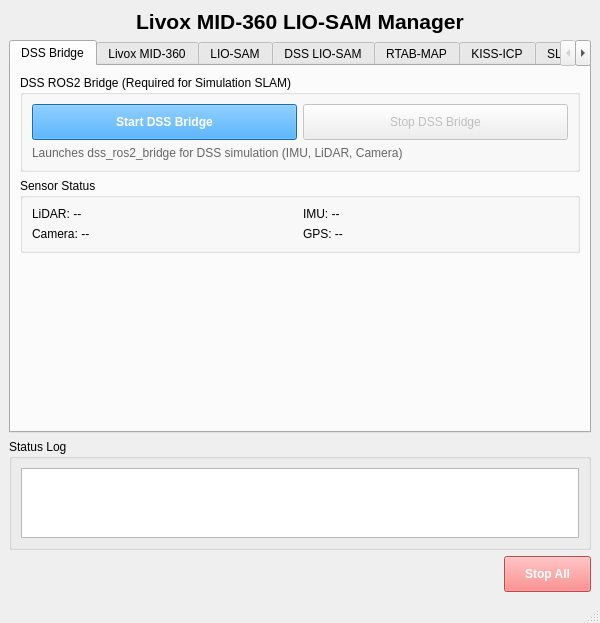
This is Tools/slam_launch_manager/slam_launch_manager/ui/slam_launch_manager.ui in kuks2309/DSS_ROS2_2026 as Qt 5 draws it before an edit. The edited form follows.
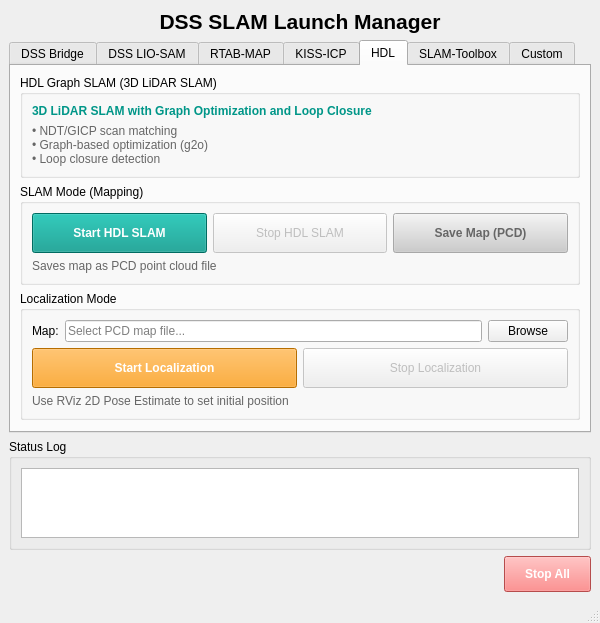
This is the edited form. The open tabs and pages were chosen to show the change.

Commit message:
Remove Livox MID-360 support from slam_launch_manager
- Remove livox, liosam, liosam_loc process/launch entries
- Remove auto-detect for Livox and livox_lio_sam paths
- Remove on_start/stop_livox and on_start/stop_liosam functions
- Add HDL Graph SLAM support
- Keep DSS LIO-SAM for simulation environment

🤖 Generated with [Claude Code](https://claude.com/claude-code)

```diff
--- a/Tools/slam_launch_manager/slam_launch_manager/ui/slam_launch_manager.ui
+++ b/Tools/slam_launch_manager/slam_launch_manager/ui/slam_launch_manager.ui
@@ -25,7 +25,7 @@
        </font>
       </property>
       <property name="text">
-       <string>Livox MID-360 LIO-SAM Manager</string>
+       <string>DSS SLAM Launch Manager</string>
       </property>
       <property name="alignment">
        <set>Qt::AlignCenter</set>
@@ -156,283 +156,7 @@
         </item>
        </layout>
       </widget>
-      <!-- Tab 1: Livox MID-360 -->
-      <widget class="QWidget" name="tabLivox">
-       <attribute name="title">
-        <string>Livox MID-360</string>
-       </attribute>
-       <layout class="QVBoxLayout" name="layoutLivox">
-        <item>
-         <widget class="QGroupBox" name="livoxControlGroup">
-          <property name="title">
-           <string>Livox MID-360 LiDAR Driver (Required for SLAM)</string>
-          </property>
-          <layout class="QVBoxLayout" name="layoutLivoxControl">
-           <item>
-            <layout class="QHBoxLayout" name="layoutLivoxButtons">
-             <item>
-              <widget class="QPushButton" name="btnStartLivox">
-               <property name="styleSheet">
-                <string notr="true">
-QPushButton {
-    background-color: #2196F3;
-    color: white;
-    font-weight: bold;
-    padding: 10px;
-}
-QPushButton:disabled {
-    background-color: #cccccc;
-    color: #666666;
-}
-                </string>
-               </property>
-               <property name="text">
-                <string>Start Livox Driver</string>
-               </property>
-              </widget>
-             </item>
-             <item>
-              <widget class="QPushButton" name="btnStopLivox">
-               <property name="enabled">
-                <bool>false</bool>
-               </property>
-               <property name="styleSheet">
-                <string notr="true">
-QPushButton {
-    padding: 10px;
-}
-                </string>
-               </property>
-               <property name="text">
-                <string>Stop Livox Driver</string>
-               </property>
-              </widget>
-             </item>
-            </layout>
-           </item>
-           <item>
-            <widget class="QLabel" name="lblLivoxInfo">
-             <property name="text">
-              <string>Launches livox_ros_driver2 for Livox MID-360</string>
-             </property>
-             <property name="styleSheet">
-              <string notr="true">color: #666666;</string>
-             </property>
-            </widget>
-           </item>
-          </layout>
-         </widget>
-        </item>
-        <item>
-         <spacer name="verticalSpacerLivox">
-          <property name="orientation">
-           <enum>Qt::Vertical</enum>
-          </property>
-          <property name="sizeHint" stdset="0">
-           <size>
-            <width>20</width>
-            <height>40</height>
-           </size>
-          </property>
-         </spacer>
-        </item>
-       </layout>
-      </widget>
-      <!-- Tab 2: LIO-SAM -->
-      <widget class="QWidget" name="tabLioSam">
-       <attribute name="title">
-        <string>LIO-SAM</string>
-       </attribute>
-       <layout class="QVBoxLayout" name="layoutLioSam">
-        <item>
-         <widget class="QGroupBox" name="liosamInfoGroup">
-          <property name="title">
-           <string>LIO-SAM (LiDAR + IMU SLAM)</string>
-          </property>
-          <layout class="QVBoxLayout" name="layoutLioSamInfo">
-           <item>
-            <widget class="QLabel" name="lblLioSamInfo">
-             <property name="text">
-              <string>3D LiDAR-Inertial Odometry via Smoothing and Mapping</string>
-             </property>
-             <property name="styleSheet">
-              <string notr="true">color: #4CAF50; font-weight: bold;</string>
-             </property>
-            </widget>
-           </item>
-          </layout>
-         </widget>
-        </item>
-        <item>
-         <widget class="QGroupBox" name="liosamSlamGroup">
-          <property name="title">
-           <string>SLAM Mode (Mapping)</string>
-          </property>
-          <layout class="QHBoxLayout" name="layoutLioSamSlam">
-           <item>
-            <widget class="QPushButton" name="btnStartLioSam">
-             <property name="minimumSize">
-              <size>
-               <width>150</width>
-               <height>40</height>
-              </size>
-             </property>
-             <property name="enabled">
-              <bool>false</bool>
-             </property>
-             <property name="styleSheet">
-              <string notr="true">
-QPushButton {
-    background-color: #9C27B0;
-    color: white;
-    font-weight: bold;
-    padding: 10px;
-}
-QPushButton:disabled {
-    background-color: #cccccc;
-    color: #666666;
-}
-              </string>
-             </property>
-             <property name="text">
-              <string>Start SLAM</string>
-             </property>
-            </widget>
-           </item>
-           <item>
-            <widget class="QPushButton" name="btnStopLioSam">
-             <property name="minimumSize">
-              <size>
-               <width>150</width>
-               <height>40</height>
-              </size>
-             </property>
-             <property name="enabled">
-              <bool>false</bool>
-             </property>
-             <property name="styleSheet">
-              <string notr="true">
-QPushButton {
-    padding: 10px;
-}
-              </string>
-             </property>
-             <property name="text">
-              <string>Stop SLAM</string>
-             </property>
-            </widget>
-           </item>
-           <item>
-            <widget class="QPushButton" name="btnSaveLioSamMap">
-             <property name="minimumSize">
-              <size>
-               <width>150</width>
-               <height>40</height>
-              </size>
-             </property>
-             <property name="enabled">
-              <bool>false</bool>
-             </property>
-             <property name="styleSheet">
-              <string notr="true">
-QPushButton {
-    background-color: #4CAF50;
-    color: white;
-    font-weight: bold;
-    padding: 10px;
-}
-QPushButton:disabled {
-    background-color: #cccccc;
-    color: #666666;
-}
-              </string>
-             </property>
-             <property name="text">
-              <string>Save Map</string>
-             </property>
-            </widget>
-           </item>
-          </layout>
-         </widget>
-        </item>
-        <item>
-         <widget class="QGroupBox" name="liosamLocGroup">
-          <property name="title">
-           <string>Localization Mode</string>
-          </property>
-          <layout class="QHBoxLayout" name="layoutLioSamLoc">
-           <item>
-            <widget class="QPushButton" name="btnStartLioSamLoc">
-             <property name="minimumSize">
-              <size>
-               <width>150</width>
-               <height>40</height>
-              </size>
-             </property>
-             <property name="enabled">
-              <bool>false</bool>
-             </property>
-             <property name="styleSheet">
-              <string notr="true">
-QPushButton {
-    background-color: #FF9800;
-    color: white;
-    font-weight: bold;
-    padding: 10px;
-}
-QPushButton:disabled {
-    background-color: #cccccc;
-    color: #666666;
-}
-              </string>
-             </property>
-             <property name="text">
-              <string>Start Localization</string>
-             </property>
-            </widget>
-           </item>
-           <item>
-            <widget class="QPushButton" name="btnStopLioSamLoc">
-             <property name="minimumSize">
-              <size>
-               <width>150</width>
-               <height>40</height>
-              </size>
-             </property>
-             <property name="enabled">
-              <bool>false</bool>
-             </property>
-             <property name="styleSheet">
-              <string notr="true">
-QPushButton {
-    padding: 10px;
-}
-              </string>
-             </property>
-             <property name="text">
-              <string>Stop Localization</string>
-             </property>
-            </widget>
-           </item>
-          </layout>
-         </widget>
-        </item>
-        <item>
-         <spacer name="verticalSpacerLioSam">
-          <property name="orientation">
-           <enum>Qt::Vertical</enum>
-          </property>
-          <property name="sizeHint" stdset="0">
-           <size>
-            <width>20</width>
-            <height>40</height>
-           </size>
-          </property>
-         </spacer>
-        </item>
-       </layout>
-      </widget>
-      <!-- Tab 3: DSS LIO-SAM -->
+      <!-- Tab 1: DSS LIO-SAM -->
       <widget class="QWidget" name="tabDssLioSam">
        <attribute name="title">
         <string>DSS LIO-SAM</string>
@@ -1098,7 +822,266 @@
         </item>
        </layout>
       </widget>
-      <!-- Tab 6: SLAM-Toolbox -->
+      <!-- Tab 6: HDL Graph SLAM -->
+      <widget class="QWidget" name="tabHdl">
+       <attribute name="title">
+        <string>HDL</string>
+       </attribute>
+       <layout class="QVBoxLayout" name="layoutHdl">
+        <item>
+         <widget class="QGroupBox" name="hdlInfoGroup">
+          <property name="title">
+           <string>HDL Graph SLAM (3D LiDAR SLAM)</string>
+          </property>
+          <layout class="QVBoxLayout" name="layoutHdlInfo">
+           <item>
+            <widget class="QLabel" name="lblHdlInfo">
+             <property name="text">
+              <string>3D LiDAR SLAM with Graph Optimization and Loop Closure</string>
+             </property>
+             <property name="styleSheet">
+              <string notr="true">color: #009688; font-weight: bold;</string>
+             </property>
+            </widget>
+           </item>
+           <item>
+            <widget class="QLabel" name="lblHdlDesc">
+             <property name="text">
+              <string>• NDT/GICP scan matching
+• Graph-based optimization (g2o)
+• Loop closure detection</string>
+             </property>
+             <property name="styleSheet">
+              <string notr="true">color: #666666;</string>
+             </property>
+            </widget>
+           </item>
+          </layout>
+         </widget>
+        </item>
+        <item>
+         <widget class="QGroupBox" name="hdlSlamGroup">
+          <property name="title">
+           <string>SLAM Mode (Mapping)</string>
+          </property>
+          <layout class="QVBoxLayout" name="layoutHdlSlamMain">
+           <item>
+            <layout class="QHBoxLayout" name="layoutHdlSlam">
+             <item>
+              <widget class="QPushButton" name="btnStartHdlSlam">
+               <property name="minimumSize">
+                <size>
+                 <width>150</width>
+                 <height>40</height>
+                </size>
+               </property>
+               <property name="styleSheet">
+                <string notr="true">
+QPushButton {
+    background-color: #009688;
+    color: white;
+    font-weight: bold;
+    padding: 10px;
+}
+QPushButton:disabled {
+    background-color: #cccccc;
+    color: #666666;
+}
+                </string>
+               </property>
+               <property name="text">
+                <string>Start HDL SLAM</string>
+               </property>
+              </widget>
+             </item>
+             <item>
+              <widget class="QPushButton" name="btnStopHdlSlam">
+               <property name="minimumSize">
+                <size>
+                 <width>150</width>
+                 <height>40</height>
+                </size>
+               </property>
+               <property name="enabled">
+                <bool>false</bool>
+               </property>
+               <property name="styleSheet">
+                <string notr="true">
+QPushButton {
+    padding: 10px;
+}
+                </string>
+               </property>
+               <property name="text">
+                <string>Stop HDL SLAM</string>
+               </property>
+              </widget>
+             </item>
+             <item>
+              <widget class="QPushButton" name="btnSaveHdlMap">
+               <property name="minimumSize">
+                <size>
+                 <width>150</width>
+                 <height>40</height>
+                </size>
+               </property>
+               <property name="enabled">
+                <bool>false</bool>
+               </property>
+               <property name="styleSheet">
+                <string notr="true">
+QPushButton {
+    background-color: #4CAF50;
+    color: white;
+    font-weight: bold;
+    padding: 10px;
+}
+QPushButton:disabled {
+    background-color: #cccccc;
+    color: #666666;
+}
+                </string>
+               </property>
+               <property name="text">
+                <string>Save Map (PCD)</string>
+               </property>
+              </widget>
+             </item>
+            </layout>
+           </item>
+           <item>
+            <widget class="QLabel" name="lblHdlSlamInfo">
+             <property name="text">
+              <string>Saves map as PCD point cloud file</string>
+             </property>
+             <property name="styleSheet">
+              <string notr="true">color: #666666;</string>
+             </property>
+            </widget>
+           </item>
+          </layout>
+         </widget>
+        </item>
+        <item>
+         <widget class="QGroupBox" name="hdlLocGroup">
+          <property name="title">
+           <string>Localization Mode</string>
+          </property>
+          <layout class="QVBoxLayout" name="layoutHdlLocMain">
+           <item>
+            <layout class="QHBoxLayout" name="layoutHdlMapSelect">
+             <item>
+              <widget class="QLabel" name="lblHdlMap">
+               <property name="text">
+                <string>Map:</string>
+               </property>
+              </widget>
+             </item>
+             <item>
+              <widget class="QLineEdit" name="txtHdlMapPath">
+               <property name="placeholderText">
+                <string>Select PCD map file...</string>
+               </property>
+              </widget>
+             </item>
+             <item>
+              <widget class="QPushButton" name="btnBrowseHdlMap">
+               <property name="minimumSize">
+                <size>
+                 <width>80</width>
+                 <height>0</height>
+                </size>
+               </property>
+               <property name="text">
+                <string>Browse</string>
+               </property>
+              </widget>
+             </item>
+            </layout>
+           </item>
+           <item>
+            <layout class="QHBoxLayout" name="layoutHdlLoc">
+             <item>
+              <widget class="QPushButton" name="btnStartHdlLoc">
+               <property name="minimumSize">
+                <size>
+                 <width>150</width>
+                 <height>40</height>
+                </size>
+               </property>
+               <property name="styleSheet">
+                <string notr="true">
+QPushButton {
+    background-color: #FF9800;
+    color: white;
+    font-weight: bold;
+    padding: 10px;
+}
+QPushButton:disabled {
+    background-color: #cccccc;
+    color: #666666;
+}
+                </string>
+               </property>
+               <property name="text">
+                <string>Start Localization</string>
+               </property>
+              </widget>
+             </item>
+             <item>
+              <widget class="QPushButton" name="btnStopHdlLoc">
+               <property name="minimumSize">
+                <size>
+                 <width>150</width>
+                 <height>40</height>
+                </size>
+               </property>
+               <property name="enabled">
+                <bool>false</bool>
+               </property>
+               <property name="styleSheet">
+                <string notr="true">
+QPushButton {
+    padding: 10px;
+}
+                </string>
+               </property>
+               <property name="text">
+                <string>Stop Localization</string>
+               </property>
+              </widget>
+             </item>
+            </layout>
+           </item>
+           <item>
+            <widget class="QLabel" name="lblHdlLocInfo">
+             <property name="text">
+              <string>Use RViz 2D Pose Estimate to set initial position</string>
+             </property>
+             <property name="styleSheet">
+              <string notr="true">color: #666666;</string>
+             </property>
+            </widget>
+           </item>
+          </layout>
+         </widget>
+        </item>
+        <item>
+         <spacer name="verticalSpacerHdl">
+          <property name="orientation">
+           <enum>Qt::Vertical</enum>
+          </property>
+          <property name="sizeHint" stdset="0">
+           <size>
+            <width>20</width>
+            <height>40</height>
+           </size>
+          </property>
+         </spacer>
+        </item>
+       </layout>
+      </widget>
+      <!-- Tab 7: SLAM-Toolbox -->
       <widget class="QWidget" name="tabSlamToolbox">
        <attribute name="title">
         <string>SLAM-Toolbox</string>
```
Left out of the diff: 2 changed lines with no effect on the pictures. The commit also changes 1 other file.
